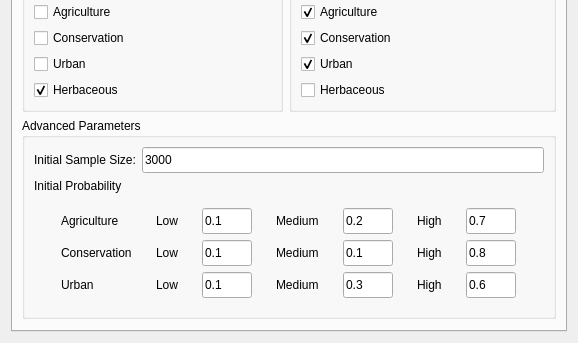
Before: the Qt Designer form gui/future_land_use_simulator_dlg_base.ui in chjch/future_land_use_simulator, drawn with Qt 5; both pictures show x 0 to 578 and y 191 to 534 of the 578 by 534 pixel window.
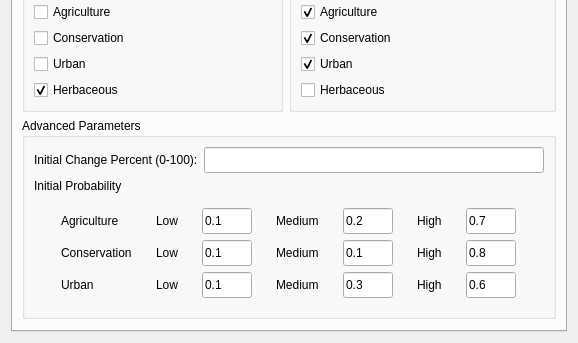
After: the same form once the commit is applied. The open tabs and pages were chosen to show the change. Custom widgets are drawn as their Qt base class.

Commit message: change initial sanple size to initial change percent

Patch:
```diff
--- a/gui/future_land_use_simulator_dlg_base.ui
+++ b/gui/future_land_use_simulator_dlg_base.ui
@@ -1081,7 +1081,7 @@
              <string>&lt;html&gt;&lt;head/&gt;&lt;body&gt;&lt;p&gt;Sample of total population evaluated&lt;/p&gt;&lt;/body&gt;&lt;/html&gt;</string>
             </property>
             <property name="text">
-             <string>Initial Sample Size:</string>
+             <string>Initial Change Percent (0-100):</string>
             </property>
            </widget>
           </item>
@@ -1094,7 +1094,7 @@
              </sizepolicy>
             </property>
             <property name="text">
-             <string>3000</string>
+             <string/>
             </property>
            </widget>
           </item>
```
Left out of the diff: 4 changed lines with no effect on the pictures. The commit also changes 3 other files.
